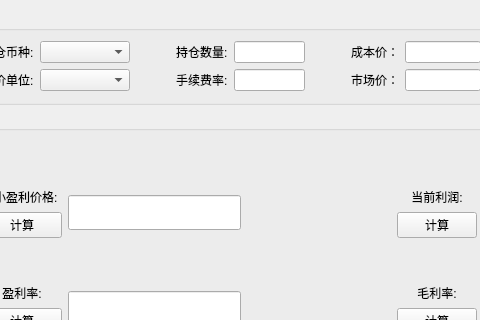
Before: the Qt Designer form ProfitCalculation/dialog.ui in BeyondESH/USDT_Profit_Calculation, drawn with Qt 5; both pictures show x 81 to 561 and y 0 to 320 of the 800 by 600 pixel window.
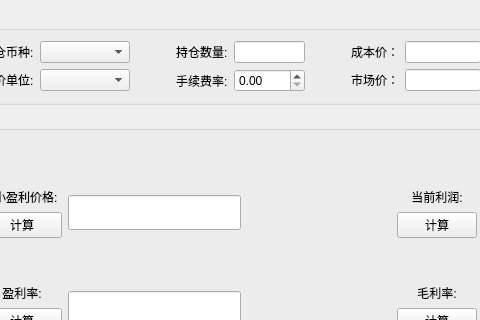
After: the same form once the commit is applied. Icons and pictures are not drawn.

Patch:
```diff
--- a/ProfitCalculation/dialog.ui
+++ b/ProfitCalculation/dialog.ui
@@ -162,7 +162,7 @@
              </layout>
             </item>
             <item>
-             <layout class="QHBoxLayout" name="serviceCostRateHL" stretch="1,0">
+             <layout class="QHBoxLayout" name="serviceCostRateHL" stretch="1,4">
               <item>
                <widget class="QLabel" name="serviceCostRateLabel">
                 <property name="text">
@@ -171,7 +171,7 @@
                </widget>
               </item>
               <item>
-               <widget class="QLineEdit" name="serviceCostRateLineEdit"/>
+               <widget class="QDoubleSpinBox" name="serviceCostRateLabeldoubleSpinBox"/>
               </item>
              </layout>
             </item>
```
Left out of the diff: 4 changed lines with no effect on the pictures.
